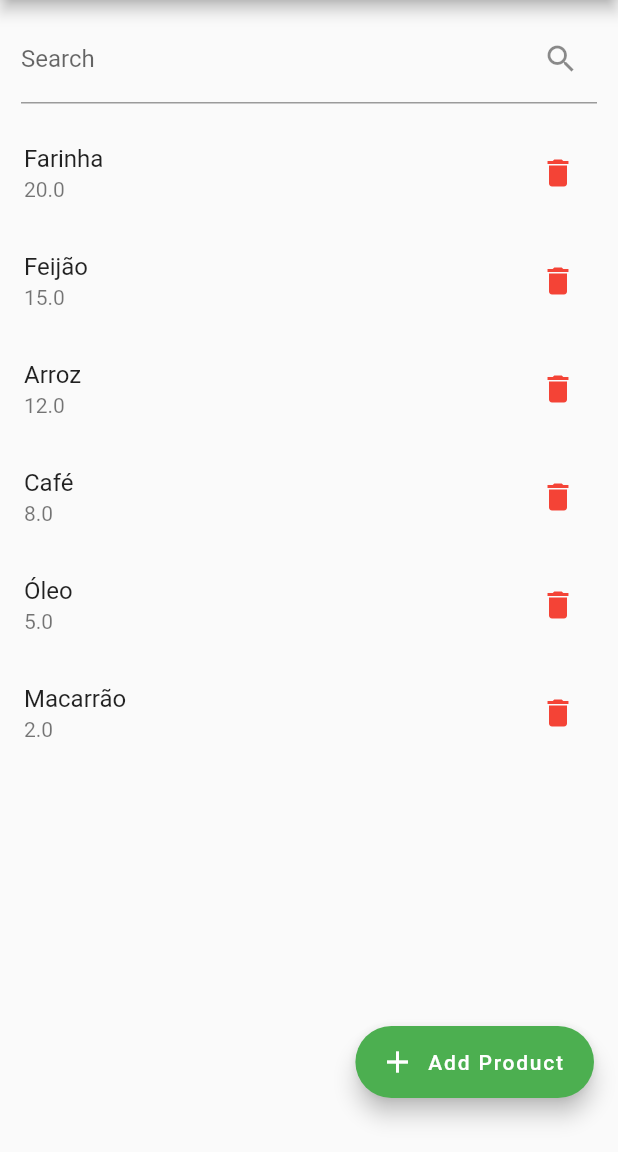
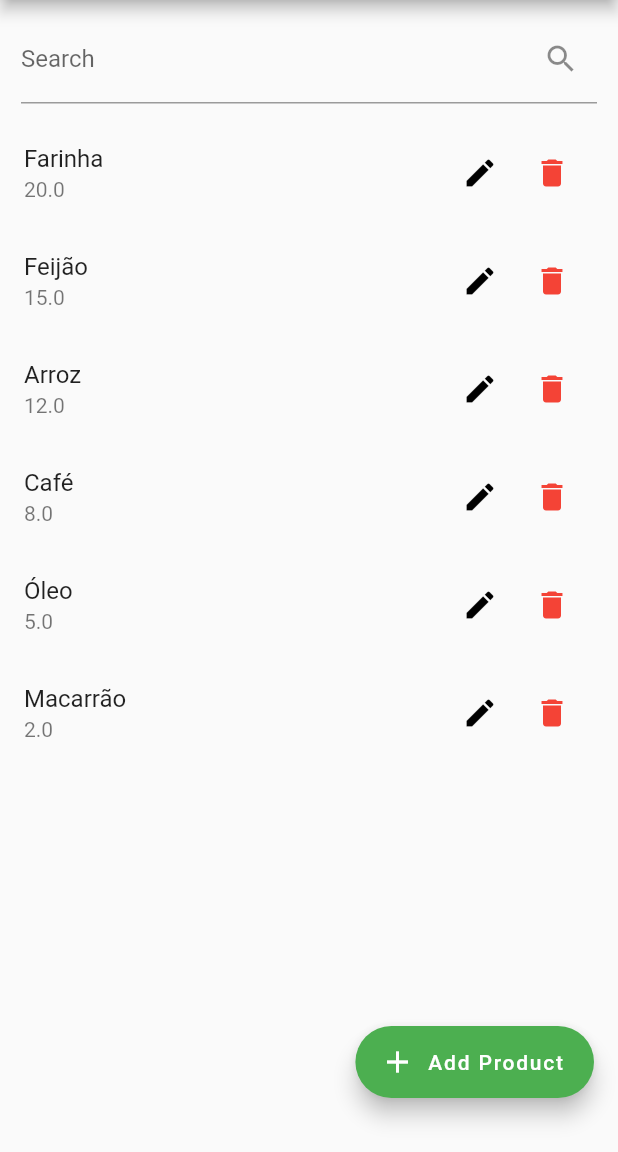
Before and after one commit to davidfffelix/marketlist, a Flutter app: the screen it shows after launch, on a phone screen of 412 x 824 dp, the part 84-1236 px from its top. Run offline on Flutter 3.47's test engine with Material 2 defaults, Android fonts, the phone set to English and light mode, and no system bars; our stand-ins replace get.

Commit message:
Insert edit item of the list

```diff
--- a/lib/home_page.dart
+++ b/lib/home_page.dart
@@ -1,9 +1,10 @@
 import 'package:flutter/material.dart';
 import 'package:get/get.dart';
+
 import 'home_controller.dart';
 
 class HomePage extends StatefulWidget {
-  const HomePage({super.key});
+  const HomePage({Key? key}) : super(key: key);
 
   @override
   State<HomePage> createState() => _HomePageState();
@@ -37,7 +38,10 @@ class _HomePageState extends State<HomePage> {
                 horizontal: 14,
               ),
               child: TextField(
-                onChanged: (value) => controller.filterProducts(value),
+                controller: controller.nameTextEditController,
+                onChanged: (value) {
+                  controller.searchProducts(value);
+                },
                 decoration: const InputDecoration(
                   labelText: 'Search',
                   suffixIcon: Icon(
@@ -49,14 +53,32 @@ class _HomePageState extends State<HomePage> {
             Expanded(
               child: GetBuilder<HomeController>(
                 builder: (control) {
+                  if (control.foundProducts.isEmpty) {
+                    return const Center(
+                      child: Text('No products found.'),
+                    );
+                  }
+
                   return ListView.builder(
                     shrinkWrap: true,
-                    itemCount: controller.products.length,
+                    itemCount: control.foundProducts.length,
                     itemBuilder: (context, index) {
                       return ListTile(
-                        title: Text(controller.products[index].name),
-                        subtitle: Text('${controller.products[index].price}'),
-                        trailing: IconButton(
+                        title: Text(control.foundProducts[index].name),
+                        subtitle: Text('${control.foundProducts[index].price}'),
+                        trailing: SizedBox(
+                          width: 100,
+                          height: 100,
+                          child: Row(
+                            children: [
+                              IconButton(
+                                icon: const Icon(
+                                  Icons.edit,
+                                  color: Colors.black,
+                                ),
+                                onPressed: () {},
+                              ),
+                              IconButton(
                                 icon: const Icon(
                                   Icons.delete,
                                   color: Colors.red,
@@ -64,6 +86,9 @@ class _HomePageState extends State<HomePage> {
                                 onPressed: () {
                                   controller.removeProducts(index);
                                 },
+                              ),
+                            ],
+                          ),
                         ),
                       );
                     },
--- a/lib/models/product_model.dart
+++ b/lib/models/product_model.dart
@@ -6,6 +6,4 @@ class ProductModel {
     required this.name,
     required this.price,
   });
-
-  toLowerCase() {}
 }
```
Also changed, not shown: lib/home_controller.dart (+5 -7 lines). Lines whose indentation alone changed are shown as unchanged.
